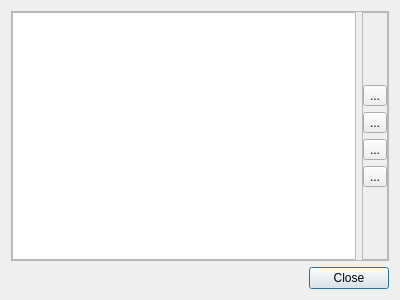
The window that scwx-qt/source/scwx/qt/ui/layer_dialog.ui (dpaulat/supercell-wx) describes before a commit, drawn with Qt 5.
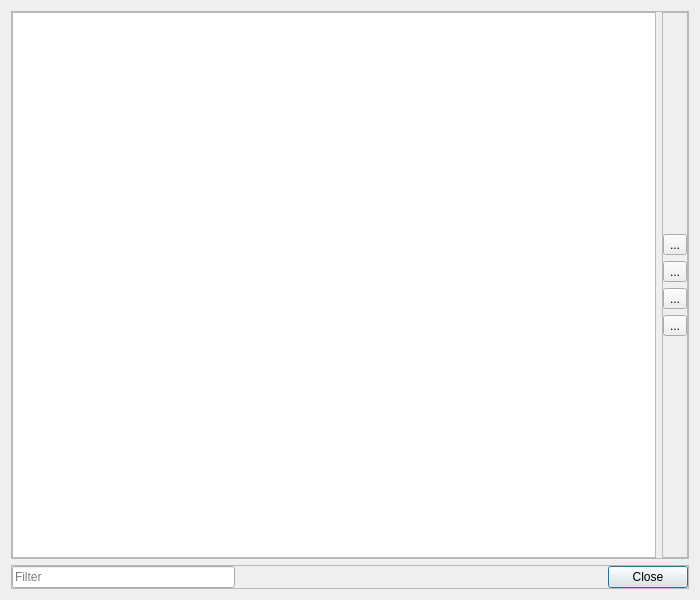
The same window after the commit. Icons and pictures are not drawn.

Commit message: Additional layer model work, including alert, radar and map layers

```diff
--- a/scwx-qt/source/scwx/qt/ui/layer_dialog.ui
+++ b/scwx-qt/source/scwx/qt/ui/layer_dialog.ui
@@ -6,8 +6,8 @@
    <rect>
     <x>0</x>
     <y>0</y>
-    <width>400</width>
-    <height>300</height>
+    <width>700</width>
+    <height>600</height>
    </rect>
   </property>
   <property name="windowTitle">
@@ -43,6 +43,9 @@
         <property name="selectionMode">
          <enum>QAbstractItemView::ContiguousSelection</enum>
         </property>
+        <property name="indentation">
+         <number>0</number>
+        </property>
        </widget>
       </item>
       <item>
@@ -131,7 +134,7 @@
            <property name="sizeHint" stdset="0">
             <size>
              <width>20</width>
-             <height>60</height>
+             <height>209</height>
             </size>
            </property>
           </spacer>
@@ -143,13 +146,60 @@
     </widget>
    </item>
    <item>
-    <widget class="QDialogButtonBox" name="buttonBox">
-     <property name="orientation">
-      <enum>Qt::Horizontal</enum>
+    <widget class="QFrame" name="frame_3">
+     <property name="frameShape">
+      <enum>QFrame::StyledPanel</enum>
      </property>
-     <property name="standardButtons">
-      <set>QDialogButtonBox::Close</set>
+     <property name="frameShadow">
+      <enum>QFrame::Raised</enum>
      </property>
+     <layout class="QHBoxLayout" name="horizontalLayout_2">
+      <property name="leftMargin">
+       <number>0</number>
+      </property>
+      <property name="topMargin">
+       <number>0</number>
+      </property>
+      <property name="rightMargin">
+       <number>0</number>
+      </property>
+      <property name="bottomMargin">
+       <number>0</number>
+      </property>
+      <item>
+       <widget class="QLineEdit" name="lineEdit">
+        <property name="placeholderText">
+         <string>Filter</string>
+        </property>
+        <property name="clearButtonEnabled">
+         <bool>true</bool>
+        </property>
+       </widget>
+      </item>
+      <item>
+       <spacer name="horizontalSpacer">
+        <property name="orientation">
+         <enum>Qt::Horizontal</enum>
+        </property>
+        <property name="sizeHint" stdset="0">
+         <size>
+          <width>40</width>
+          <height>20</height>
+         </size>
+        </property>
+       </spacer>
+      </item>
+      <item>
+       <widget class="QDialogButtonBox" name="buttonBox">
+        <property name="orientation">
+         <enum>Qt::Horizontal</enum>
+        </property>
+        <property name="standardButtons">
+         <set>QDialogButtonBox::Close</set>
+        </property>
+       </widget>
+      </item>
+     </layout>
     </widget>
    </item>
   </layout>
```
The commit also changes 3 other files.
